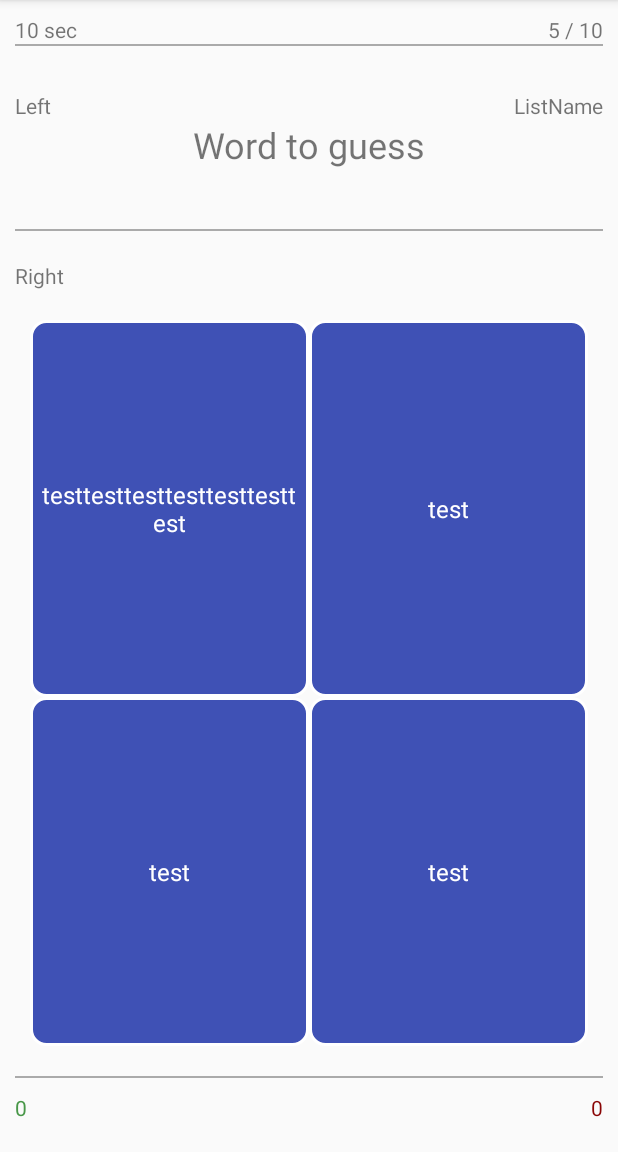
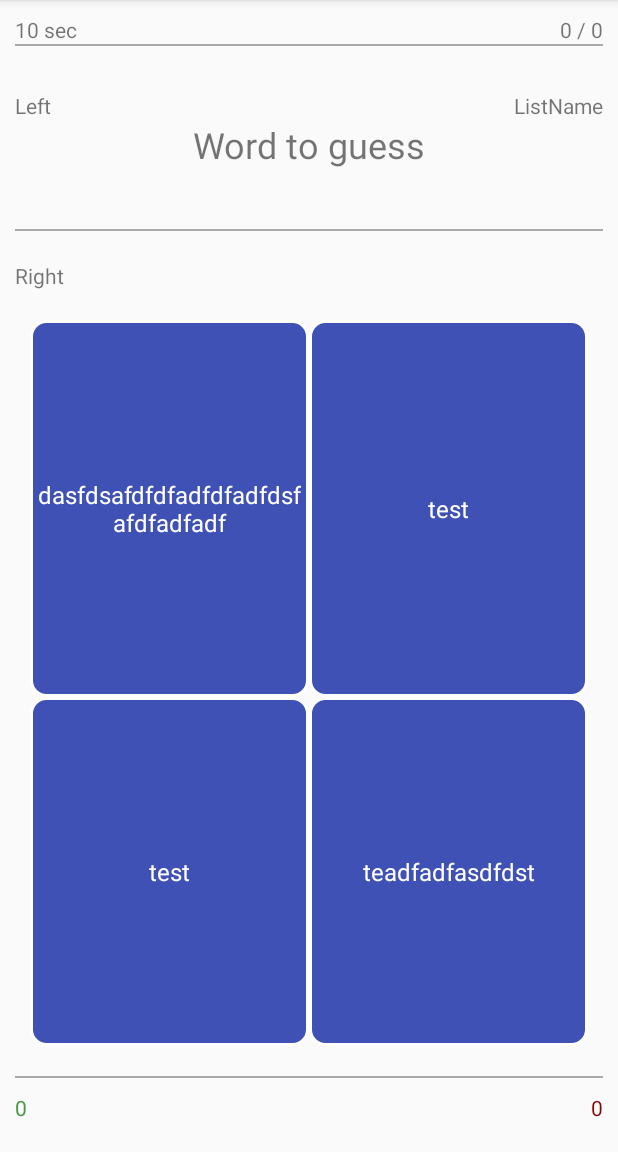
Before and after one commit to cubei/flashcards, an Android app: the GameActivity screen opened directly, with no data from a screen before it, on a phone screen of 412 x 824 dp, the part 84-1236 px from its top. Run offline under Robolectric (Android 15) with nearby library versions, the phone set to English and light mode, and no system bars; 4 statements that could not run were skipped.

Commit message:
More stuff

```diff
--- a/app/build.gradle
+++ b/app/build.gradle
@@ -23,6 +23,7 @@ dependencies {
     implementation 'com.android.support:appcompat-v7:26.1.0'
     implementation 'com.android.support.constraint:constraint-layout:1.0.2'
     implementation 'com.android.support:design:26.1.0'
+    implementation 'com.android.support:support-v4:26.1.0'
     testImplementation 'junit:junit:4.12'
     androidTestImplementation 'com.android.support.test:runner:1.0.1'
     androidTestImplementation 'com.android.support.test.espresso:espresso-core:3.0.1'
--- a/app/src/main/java/com/quchen/flashcard/GameActivity.java
+++ b/app/src/main/java/com/quchen/flashcard/GameActivity.java
@@ -2,6 +2,7 @@ package com.quchen.flashcard;
 
 import android.support.v7.app.AppCompatActivity;
 import android.os.Bundle;
+import android.view.View;
 import android.widget.TextView;
 
 import java.util.ArrayList;
@@ -20,8 +21,9 @@ public class GameActivity extends AppCompatActivity {
     public static final String KEY_TIME_PER_ITEMS = "timePerItem";
 
     private List<QuestionItem> questionItems = new ArrayList<>();
+    private List<QuestionResult> questionResults = new ArrayList<>();
     private int side;
-    private int numberOfitems;
+    private int numberOfDesireditems;
     private boolean isTimeTrial;
     private boolean isTimeTrialReset;
     private int timePerItem;
@@ -35,6 +37,28 @@ public class GameActivity extends AppCompatActivity {
     private TextView answerSideLabel;
     private TextView correctCountTextView;
     private TextView wrongCountTextView;
+
+    private int questionCount = 0;
+    private int wrongAnswerCount = 0;
+    private int correctAnswerCount = 0;
+
+    private View.OnClickListener answerOnClick = new View.OnClickListener() {
+        @Override
+        public void onClick(View view) {
+            TextView answerTextView = (TextView) view;
+            QuestionItem questionItem = questionItems.get(questionCount);
+            QuestionResult questionResult = new QuestionResult(questionItem.question, questionItem.rightAnswer, answerTextView.getText().toString());
+            questionResults.add(questionResult);
+
+            if(questionResult.isAnswerCorrect()) {
+                correctAnswerCount++;
+            } else {
+                wrongAnswerCount++;
+            }
+
+            setUpNextQuestion();
+        }
+    };
 
     private void assignViews() {
         answerTextViews.add((TextView) findViewById(R.id.tv_answer1));
@@ -55,6 +79,14 @@ public class GameActivity extends AppCompatActivity {
     private void setUpViews() {
         correctCountTextView.setText(String.format("%d", 0));
         wrongCountTextView.setText(String.format("%d", 0));
+
+        updateViews();
+    }
+
+    private void updateViews() {
+        progressTextView.setText(String.format("%d / %d", questionCount, numberOfDesireditems));
+        correctCountTextView.setText(String.format("%d", correctAnswerCount));
+        wrongCountTextView.setText(String.format("%d", wrongAnswerCount));
     }
 
     private void setQuestionItem(QuestionItem questionItem) {
@@ -76,7 +108,20 @@ public class GameActivity extends AppCompatActivity {
         Collections.shuffle(answers);
 
         for(int i=0; i<4; i++) {
-            answerTextViews.get(i).setText(answers.get(i));
+            TextView tv = answerTextViews.get(i);
+            tv.setText(answers.get(i));
+            tv.setOnClickListener(answerOnClick);
+        }
+    }
+
+    private void setUpNextQuestion() {
+        questionCount++;
+
+        if(questionCount == numberOfDesireditems) {
+            finish();
+        } else {
+            setQuestionItem(questionItems.get(questionCount));
+            updateViews();
         }
     }
 
@@ -86,7 +131,7 @@ public class GameActivity extends AppCompatActivity {
         setContentView(R.layout.activity_game);
 
         side = getIntent().getIntExtra(KEY_SIDE, VAL_SIDE_LEFT);
-        numberOfitems = getIntent().getIntExtra(KEY_NUMBER_OF_ITEMS, 0);
+        numberOfDesireditems = getIntent().getIntExtra(KEY_NUMBER_OF_ITEMS, 0);
         isTimeTrial = getIntent().getBooleanExtra(KEY_TIME_TRIAL, false);
         isTimeTrialReset = getIntent().getBooleanExtra(KEY_TIME_TRIAL_RESET, false);
         timePerItem = getIntent().getIntExtra(KEY_TIME_PER_ITEMS, 10);
@@ -98,11 +143,11 @@ public class GameActivity extends AppCompatActivity {
             questionItems.addAll(QuestionItem.getQuestionItemList(listItem));
         }
 
-        numberOfitems = Math.min(numberOfitems, questionItems.size());
+        numberOfDesireditems = Math.min(numberOfDesireditems, questionItems.size());
 
         assignViews();
         setUpViews();
 
-        setQuestionItem(questionItems.get(0));
+        setQuestionItem(questionItems.get(questionCount));
     }
 }
--- a/app/src/main/java/com/quchen/flashcard/QuestionItem.java
+++ b/app/src/main/java/com/quchen/flashcard/QuestionItem.java
@@ -20,8 +20,8 @@ public class QuestionItem {
 
             List<String> potentialWrongAnswers = new ArrayList<>();
             for(ListItem.ItemPair ip: listItem.getItemPairs()) {
-                if(!ip.left.equals(question) && !ip.right.equals(rightAnswer) && !potentialWrongAnswers.contains(ip.left)) {
-                    potentialWrongAnswers.add(ip.left);
+                if(!ip.left.equals(question) && !ip.right.equals(rightAnswer) && !potentialWrongAnswers.contains(ip.right)) {
+                    potentialWrongAnswers.add(ip.right);
                 }
             }
 
--- a/app/src/main/res/layout/activity_game.xml
+++ b/app/src/main/res/layout/activity_game.xml
@@ -84,38 +84,39 @@
         android:layout_height="wrap_content"
         android:text="@string/listCfg_radioBtn_Right"/>
 
-    <LinearLayout
+    <TableLayout
         android:layout_width="match_parent"
-        android:layout_height="match_parent"
-        android:orientation="vertical"
+        android:layout_height="0dp"
         android:layout_marginTop="20dp"
         android:layout_marginBottom="20dp"
         android:layout_marginLeft="10dp"
         android:layout_marginRight="10dp"
         android:weightSum="2"
-        android:layout_weight="1">
+        android:layout_weight="1"
+        android:orientation="vertical"
+        android:measureWithLargestChild="true">
 
-        <LinearLayout
+        <TableRow
             android:layout_width="match_parent"
-            android:layout_height="wrap_content"
+            android:layout_height="0dp"
             android:orientation="horizontal"
             android:layout_weight="1"
             android:weightSum="2">
             <TextView
                 android:id="@+id/tv_answer1"
-                android:layout_width="match_parent"
+                android:layout_width="0dp"
                 android:layout_height="match_parent"
                 android:background="@drawable/backround_round_corners"
                 android:layout_weight="1"
                 android:padding="5dp"
-                android:text="testtesttesttesttesttesttest"
+                android:text="dasfdsafdfdfadfdfadfdsfafdfadfadf"
                 android:textAlignment="center"
                 android:gravity="center"
                 android:textColor="#FFF"
                 android:textSize="16sp" />
             <TextView
                 android:id="@+id/tv_answer2"
-                android:layout_width="match_parent"
+                android:layout_width="0dp"
                 android:layout_height="match_parent"
                 android:layout_weight="1"
                 android:textAlignment="center"
@@ -125,40 +126,40 @@
                 android:textColor="#FFF"
                 android:textSize="16sp"
                 android:background="@drawable/backround_round_corners" />
-        </LinearLayout>
+        </TableRow>
 
-        <LinearLayout
+        <TableRow
             android:layout_width="match_parent"
-            android:layout_height="wrap_content"
+            android:layout_height="0dp"
             android:orientation="horizontal"
             android:layout_weight="1"
             android:weightSum="2">
             <TextView
                 android:id="@+id/tv_answer3"
-                android:layout_width="match_parent"
+                android:layout_width="0dp"
                 android:layout_height="match_parent"
-                android:textAlignment="center"
-                android:gravity="center"
+                android:background="@drawable/backround_round_corners"
                 android:layout_weight="1"
                 android:padding="5dp"
                 android:text="test"
+                android:textAlignment="center"
+                android:gravity="center"
+                android:textColor="#FFF"
+                android:textSize="16sp" />
+            <TextView
+                android:id="@+id/tv_answer4"
+                android:layout_width="0dp"
+                android:layout_height="match_parent"
+                android:layout_weight="1"
+                android:textAlignment="center"
+                android:gravity="center"
+                android:padding="5dp"
+                android:text="teadfadfasdfdst"
                 android:textColor="#FFF"
                 android:textSize="16sp"
                 android:background="@drawable/backround_round_corners" />
-            <TextView
-                android:id="@+id/tv_answer4"
-                android:layout_width="match_parent"
-                android:layout_height="match_parent"
-                android:textAlignment="center"
-                android:gravity="center"
-                android:layout_weight="1"
-                android:padding="5dp"
-                android:text="test"
-                android:textColor="#FFF"
-                android:textSize="16sp"
-                android:background="@drawable/backround_round_corners" />
-        </LinearLayout>
-    </LinearLayout>
+        </TableRow>
+    </TableLayout>
 
     <View
         android:layout_width="match_parent"
--- a/app/src/main/res/raw/artist_title.csv
+++ b/app/src/main/res/raw/artist_title.csv
@@ -2,7 +2,7 @@ Artist;Title
 Lil Tommy Terror;Wings On My Penis
 Above & Beyond feat. Alex Vargas;Sticky Fingers
 BCee feat. Philippa Hanna;Summery
-Chaos Chaos;DO You Feel It
+Chaos Chaos;Do You Feel It
 Chase & Status feat. Delilah;Time
 Chicane;Come Tomorrow
 Cosmic Gate feat. Kyler England;Flatline
```
Also changed, not shown: app/src/main/java/com/quchen/flashcard/QuestionFragment.java (added, +108 -0 lines), app/src/main/java/com/quchen/flashcard/QuestionResult.java (added, +21 -0 lines), app/src/main/res/layout/fragment_question.xml (added, +13 -0 lines), app/src/main/res/raw/lyrics.csv (+4 -4 lines).
